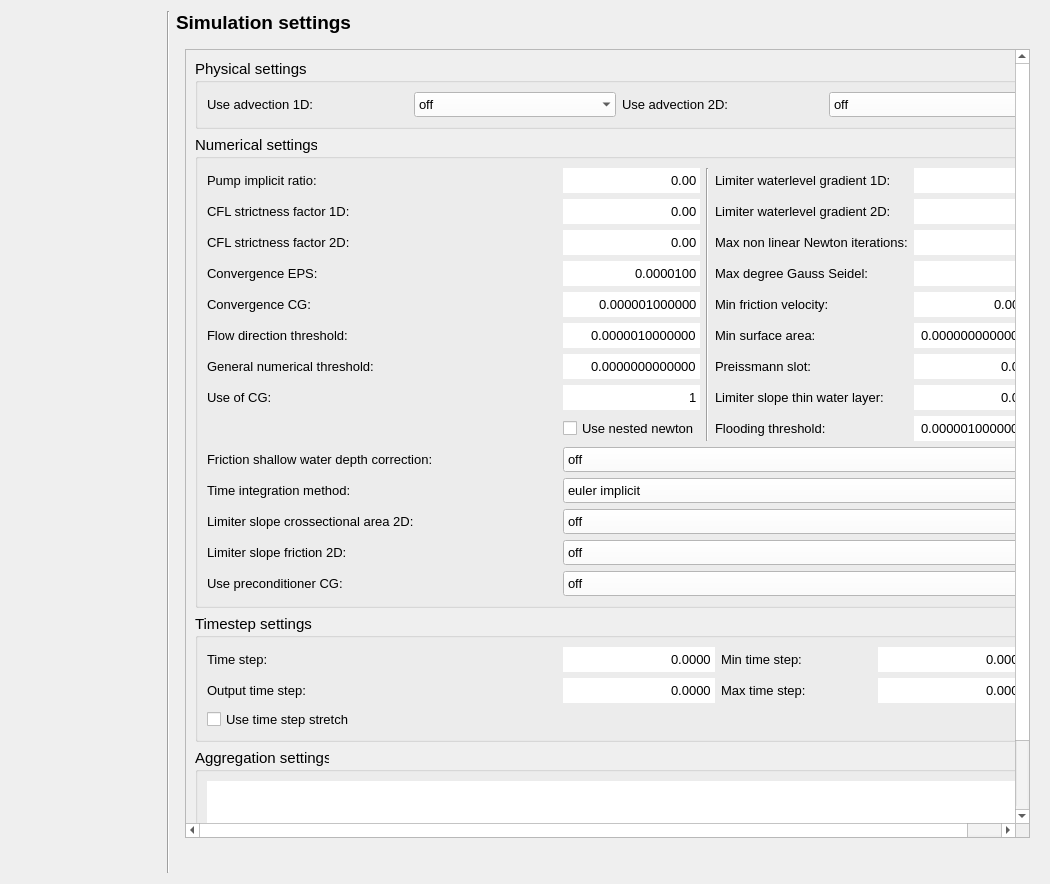
First picture: the form in threedi_models_and_simulations/ui/simulation_wizard/page_settings.ui, repository nens/threedi-api-qgis-client, before the edit.
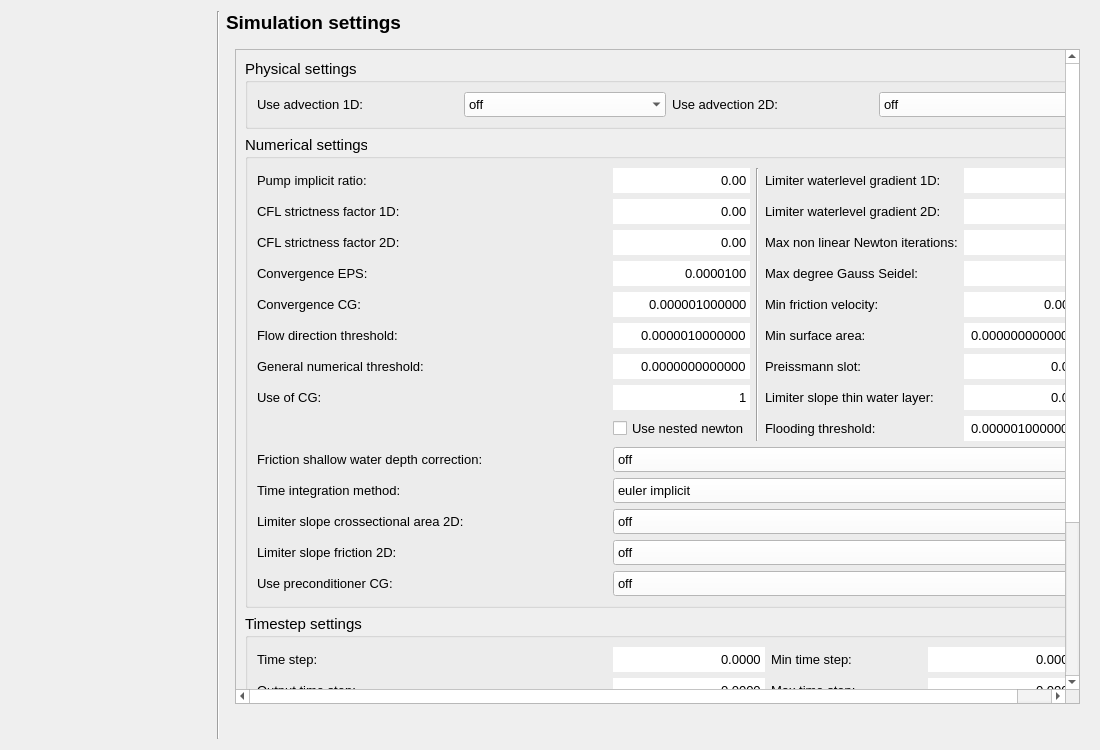
Second picture: the form after the edit. Custom widgets are drawn as their Qt base class.

```diff
--- a/threedi_models_and_simulations/ui/simulation_wizard/page_settings.ui
+++ b/threedi_models_and_simulations/ui/simulation_wizard/page_settings.ui
@@ -6,13 +6,13 @@
    <rect>
     <x>0</x>
     <y>0</y>
-    <width>1050</width>
-    <height>884</height>
+    <width>1100</width>
+    <height>750</height>
    </rect>
   </property>
   <property name="minimumSize">
    <size>
-    <width>720</width>
+    <width>0</width>
     <height>0</height>
    </size>
   </property>
@@ -98,7 +98,7 @@
            <x>0</x>
            <y>0</y>
            <width>847</width>
-           <height>789</height>
+           <height>655</height>
           </rect>
          </property>
          <layout class="QGridLayout" name="gridLayout_5">
@@ -1696,13 +1696,13 @@
      </property>
      <property name="minimumSize">
       <size>
-       <width>150</width>
+       <width>200</width>
        <height>0</height>
       </size>
      </property>
      <property name="maximumSize">
       <size>
-       <width>150</width>
+       <width>200</width>
        <height>16777215</height>
       </size>
      </property>
```
